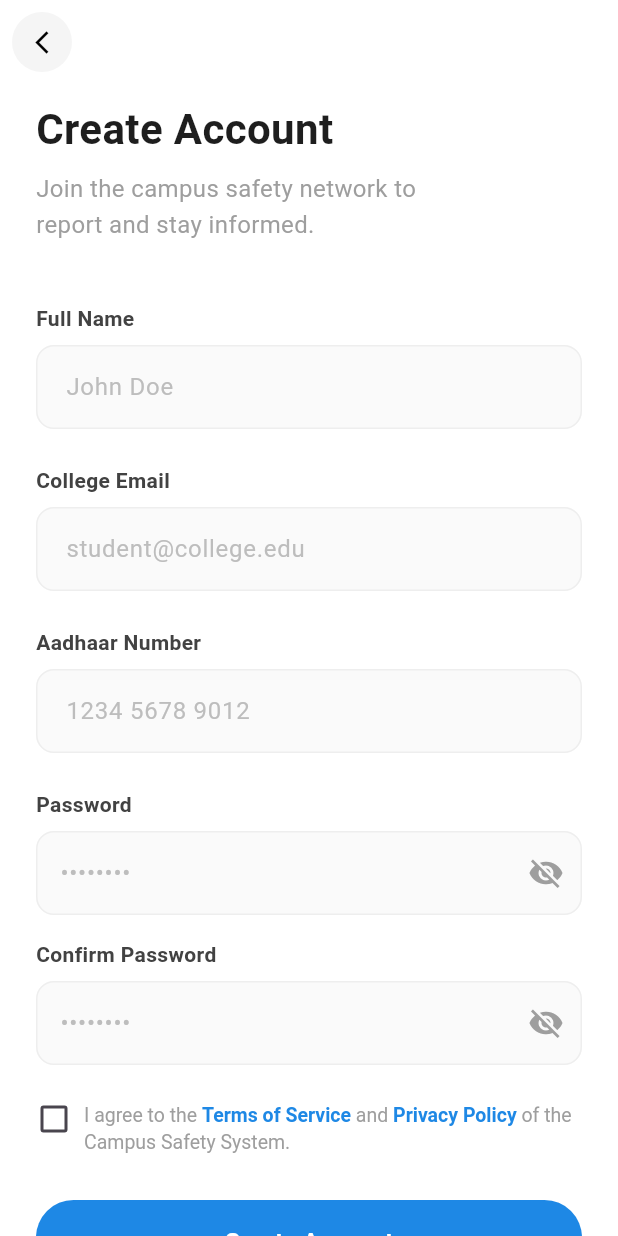
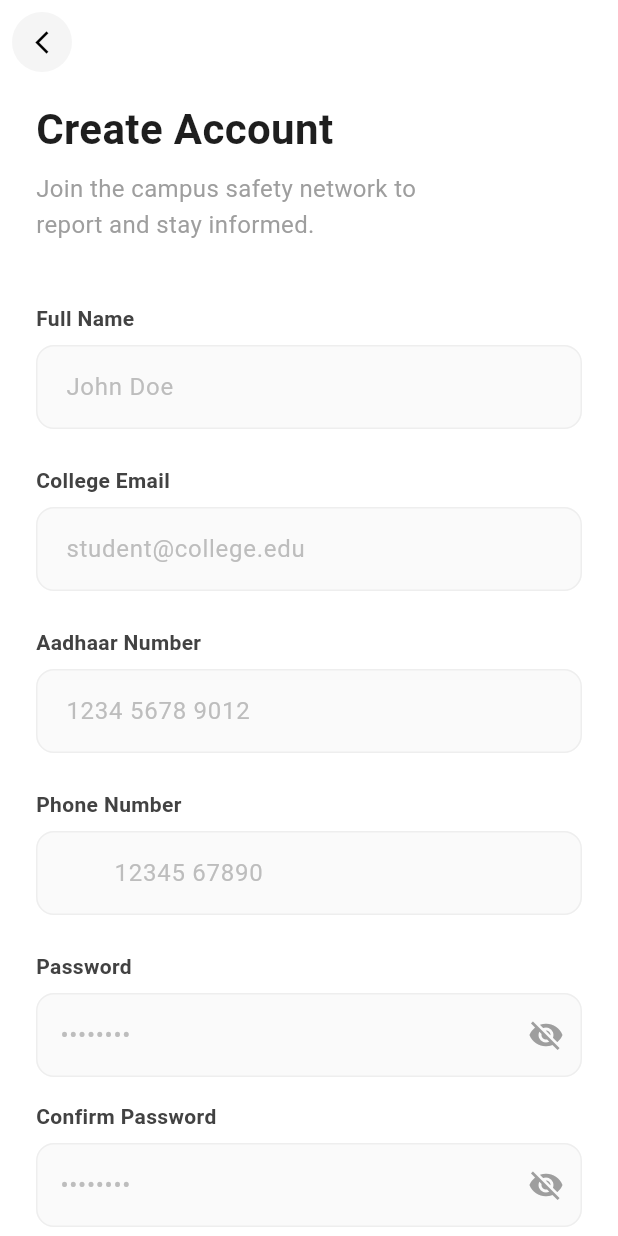
Before and after one commit to Abhishek-jaison/crime-report, a Flutter app: the SignupScreen screen opened directly, on a phone screen of 412 x 824 dp. Run offline on Flutter 3.47's test engine with Material 3 defaults, Android fonts, the phone set to English and light mode, and no system bars; our stand-ins replace flutter_map, geolocator, image_picker, latlong2, shared_preferences; missing offline and left inert: floating_frosted_bottom_bar, flutter_map_heatmap; accounts and stored records are empty.

Commit message:
added teh phone number field

```diff
--- a/crimereport/lib/core/services/auth_service.dart
+++ b/crimereport/lib/core/services/auth_service.dart
@@ -11,6 +11,7 @@ class AuthService {
     String email,
     String password,
     String aadhaarNumber,
+    String phoneNumber,
   ) async {
     final url = Uri.parse('$baseUrl/auth/signup');
     final body = jsonEncode({
@@ -18,6 +19,7 @@ class AuthService {
       'email': email,
       'password': password,
       'aadhaar_number': aadhaarNumber,
+      'phone_number': phoneNumber,
     });
 
     print('API Request: POST $url');
--- a/crimereport/lib/features/auth/presentation/pages/signup_screen.dart
+++ b/crimereport/lib/features/auth/presentation/pages/signup_screen.dart
@@ -17,6 +17,7 @@ class _SignupScreenState extends State<SignupScreen> {
   final _passwordController = TextEditingController();
   final _confirmPasswordController = TextEditingController();
   final _aadhaarController = TextEditingController();
+  final _phoneController = TextEditingController();
 
   final AuthService _authService = AuthService();
   bool _isLoading = false;
@@ -31,6 +32,7 @@ class _SignupScreenState extends State<SignupScreen> {
     _passwordController.dispose();
     _confirmPasswordController.dispose();
     _aadhaarController.dispose();
+    _phoneController.dispose();
     super.dispose();
   }
 
@@ -59,6 +61,7 @@ class _SignupScreenState extends State<SignupScreen> {
         _emailController.text.trim(),
         _passwordController.text.trim(),
         _aadhaarController.text.trim().isEmpty ? "000000000000" : _aadhaarController.text.trim(),
+        "+91${_phoneController.text.trim()}",
       );
 
       setState(() => _isLoading = false);
@@ -255,6 +258,54 @@ class _SignupScreenState extends State<SignupScreen> {
 
                   const SizedBox(height: 24),
 
+                  // Phone Number Field
+                  const Text(
+                    "Phone Number",
+                    style: TextStyle(
+                      fontWeight: FontWeight.bold,
+                      color: Color(0xFF424242),
+                    ),
+                  ),
+                  const SizedBox(height: 8),
+                  TextFormField(
+                    controller: _phoneController,
+                    decoration: InputDecoration(
+                      prefixText: "+91 ",
+                      prefixStyle: const TextStyle(
+                        color: Colors.black87,
+                        fontSize: 16,
+                        fontWeight: FontWeight.w500,
+                      ),
+                      hintText: "12345 67890",
+                      hintStyle: TextStyle(color: Colors.grey.shade400),
+                      filled: true,
+                      fillColor: Colors.grey.shade50,
+                      contentPadding: const EdgeInsets.symmetric(
+                        horizontal: 16,
+                        vertical: 16,
+                      ),
+                      border: OutlineInputBorder(
+                        borderRadius: BorderRadius.circular(12),
+                        borderSide: BorderSide(color: Colors.grey.shade300),
+                      ),
+                      enabledBorder: OutlineInputBorder(
+                        borderRadius: BorderRadius.circular(12),
+                        borderSide: BorderSide(color: Colors.grey.shade200),
+                      ),
+                    ),
+                    keyboardType: TextInputType.phone,
+                    validator: (value) {
+                      if (value == null || value.isEmpty)
+                        return 'Enter Phone Number';
+                      // Remove any spaces the user might have entered
+                      final digitsOnly = value.replaceAll(RegExp(r'\s+'), '');
+                      if (digitsOnly.length != 10) return 'Must be exactly 10 digits';
+                      return null;
+                    },
+                  ),
+
+                  const SizedBox(height: 24),
+
                   // Password
                   const Text(
                     "Password",
```
Also changed, not shown: 4 other files.
